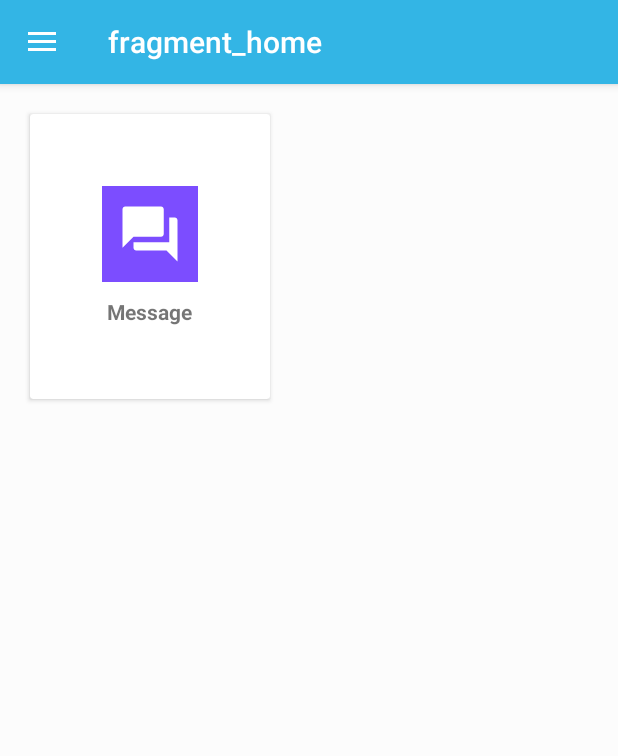
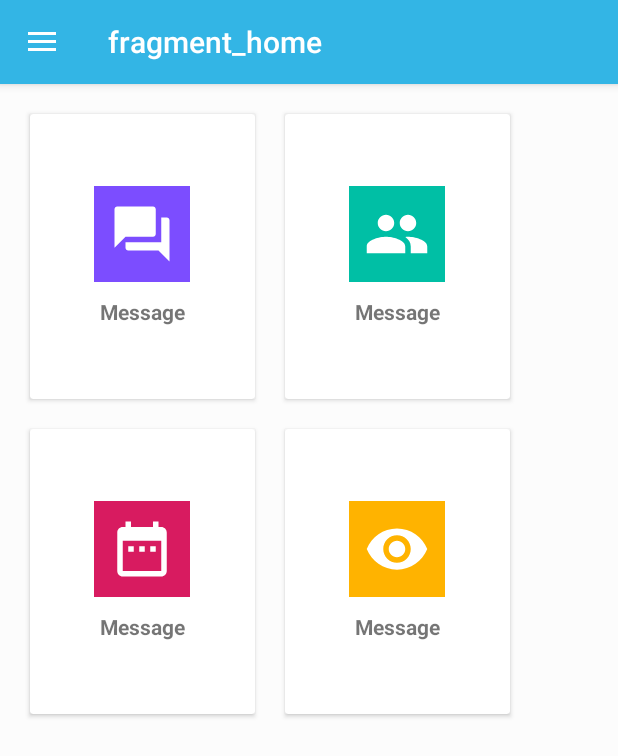
Before and after one commit to kahheng98q/FriendFriend, an Android app: the screen it shows after launch (MainActivity), after a tap on "LOGIN", on a phone screen of 412 x 824 dp. Shown: the top 756 px of the screen. Run offline under Robolectric (Android 15) with nearby library versions, the phone set to English and light mode, and no system bars; our stand-ins replace Firebase (no records; nobody signed in at launch, a user with empty details on screens opened directly), data binding, navigation-ui.

Commit message:
home sttle

```diff
--- a/app/src/main/java/com/example/friendfriend/Home.kt
+++ b/app/src/main/java/com/example/friendfriend/Home.kt
@@ -8,6 +8,7 @@ import android.view.MenuItem
 import android.view.View
 import android.view.ViewGroup
 import androidx.appcompat.app.AppCompatActivity
+import androidx.cardview.widget.CardView
 import androidx.databinding.DataBindingUtil
 import androidx.navigation.findNavController
 import androidx.navigation.ui.NavigationUI
@@ -18,6 +19,8 @@ import com.example.friendfriend.databinding.FragmentHomeBinding
  */
 class Home : Fragment() {
 
+
+
     override fun onCreateView(
         inflater: LayoutInflater, container: ViewGroup?,
         savedInstanceState: Bundle?
@@ -27,8 +30,21 @@ class Home : Fragment() {
             R.layout.fragment_home, container, false
         )
 
+        binding.messagecard.setOnClickListener{
+            view!!.findNavController().navigate(R.id.action_home_to_chatRoom)
+        }
+        binding.friendcard.setOnClickListener{
+            view!!.findNavController().navigate(R.id.action_home2_to_addedFriend2)
+        }
+        binding.schedulecard.setOnClickListener{
+            view!!.findNavController().navigate(R.id.action_home_to_confession_Page2)
+        }
+        binding.confessionPagecard.setOnClickListener{
+            view!!.findNavController().navigate(R.id.action_home_to_confession_Page2)
+        }
         (activity as AppCompatActivity).supportActionBar?.title = "Home"
         setHasOptionsMenu(true)
+
 
         return binding.root
 
@@ -43,6 +59,9 @@ class Home : Fragment() {
         )
                 || super.onOptionsItemSelected(item)
     }
+    fun confess(view: View) {
+        view.findNavController().navigate(R.id.action_home_to_confession_Page2)
+    }
 
 
 }
--- a/app/src/main/java/com/example/friendfriend/LoginActivity.kt
+++ b/app/src/main/java/com/example/friendfriend/LoginActivity.kt
@@ -7,14 +7,15 @@ import com.google.firebase.auth.FirebaseAuth
 import kotlinx.android.synthetic.main.login_activity.*
 
 class LoginActivity: AppCompatActivity(){
+    lateinit var email :String
 
     override fun onCreate(savedInstanceState: Bundle?) {
         super.onCreate(savedInstanceState)
         setContentView(R.layout.login_activity)
 
         bt_login.setOnClickListener{
-            val email = edt_emails.text.toString()
-            val password = edt_LoginPassword.text.toString()
+             email = edt_emails.text.toString()
+             var password = edt_LoginPassword.text.toString()
 
             FirebaseAuth.getInstance().signInWithEmailAndPassword(email!!,password)
                 .addOnCompleteListener {
@@ -31,6 +32,9 @@ class LoginActivity: AppCompatActivity(){
     }
     private fun login(){
         val intents = Intent(this, MainActivity::class.java)
+
+        intent.putExtra("Email",email)
+
         intents.flags = Intent.FLAG_ACTIVITY_CLEAR_TASK.or(Intent.FLAG_ACTIVITY_NEW_TASK)
         startActivity(intents)
     }
--- a/app/src/main/java/com/example/friendfriend/addFriend/AddedFriend.kt
+++ b/app/src/main/java/com/example/friendfriend/addFriend/AddedFriend.kt
@@ -27,12 +27,15 @@ class AddedFriend : AppCompatActivity() {
     lateinit var selfName: String
     val friends= ArrayList<Friend>()
     val emails= ArrayList<String>()
+
     lateinit var context: Context
     lateinit var progressDialog:ProgressDialog
     override fun onCreate(savedInstanceState: Bundle?) {
+
         super.onCreate(savedInstanceState)
         setContentView(R.layout.activity_added_friend)
         setTitle("Friend List")
+//        selfName = intent.getStringExtra("Email")
         selfName="kh@gmail.com"
         context=this
         recyclerView=findViewById(R.id.recyclerView)
@@ -116,7 +119,7 @@ class AddedFriend : AppCompatActivity() {
 
 
 
-        db.collection("New").document("kh@gmail.com").collection("AddedFriend")
+        db.collection("New").document(selfName).collection("AddedFriend")
             .get()
             .addOnSuccessListener {
                     documents ->
--- a/app/src/main/res/layout/fragment_home.xml
+++ b/app/src/main/res/layout/fragment_home.xml
@@ -19,7 +19,8 @@
            android:clipToPadding="false"
            >
 <androidx.cardview.widget.CardView
-    android:layout_width="160dp"
+    android:id="@+id/messagecard"
+    android:layout_width="150dp"
     android:layout_height="190dp"
     android:layout_margin="10dp">
 <LinearLayout
@@ -44,6 +45,98 @@
 
 </LinearLayout>
 </androidx.cardview.widget.CardView>
+           <androidx.cardview.widget.CardView
+               android:id="@+id/friendcard"
+               android:layout_width="150dp"
+               android:layout_height="190dp"
+               android:layout_margin="10dp"
+               >
+               <LinearLayout
+                   android:layout_width="match_parent"
+                   android:layout_height="match_parent"
+                   android:orientation="vertical"
+                   android:gravity="center">
+                   <ImageView
+                       android:layout_width="64dp"
+                       android:layout_height="64dp"
+                       android:padding="10dp"
+                       android:src="@drawable/ic_group_black_24dp"
+                       android:background="@color/green"
+                       />
+
+                   <TextView
+                       android:layout_width="wrap_content"
+                       android:layout_height="wrap_content"
+                       android:textStyle="bold"
+                       android:layout_marginTop="10dp"
+                       android:text="Message"/>
+
+               </LinearLayout>
+           </androidx.cardview.widget.CardView>
        </LinearLayout>
+        <LinearLayout
+            android:layout_width="match_parent"
+            android:layout_height="wrap_content"
+            android:orientation="horizontal"
+            android:clipToPadding="false"
+            >
+            <androidx.cardview.widget.CardView
+                android:id="@+id/schedulecard"
+                android:layout_width="150dp"
+                android:layout_height="190dp"
+                android:layout_margin="10dp"
+                >
+
+                <LinearLayout
+                    android:layout_width="match_parent"
+                    android:layout_height="match_parent"
+                    android:orientation="vertical"
+                    android:gravity="center">
+                    <ImageView
+                        android:layout_width="64dp"
+                        android:layout_height="64dp"
+                        android:padding="10dp"
+                        android:src="@drawable/ic_calandar"
+                        android:background="@color/colorAccent"
+
+                        />
+
+                    <TextView
+                        android:layout_width="wrap_content"
+                        android:layout_height="wrap_content"
+                        android:textStyle="bold"
+                        android:layout_marginTop="10dp"
+                        android:text="Message"/>
+
+                </LinearLayout>
+            </androidx.cardview.widget.CardView>
+            <androidx.cardview.widget.CardView
+                android:id="@+id/confession_Pagecard"
+                android:layout_width="150dp"
+                android:layout_height="190dp"
+                android:layout_margin="10dp">
+                <LinearLayout
+                    android:layout_width="match_parent"
+                    android:layout_height="match_parent"
+                    android:orientation="vertical"
+                    android:gravity="center">
+                    <ImageView
+                        android:layout_width="64dp"
+                        android:layout_height="64dp"
+                        android:padding="10dp"
+                        android:src="@drawable/ic_visibility_black_24dp"
+                        android:background="@color/yellow"
+                        />
+
+                    <TextView
+                        android:layout_width="wrap_content"
+                        android:layout_height="wrap_content"
+                        android:textStyle="bold"
+                        android:layout_marginTop="10dp"
+                        android:text="Message"/>
+
+                </LinearLayout>
+            </androidx.cardview.widget.CardView>
+        </LinearLayout>
     </LinearLayout>
 </layout>
```
